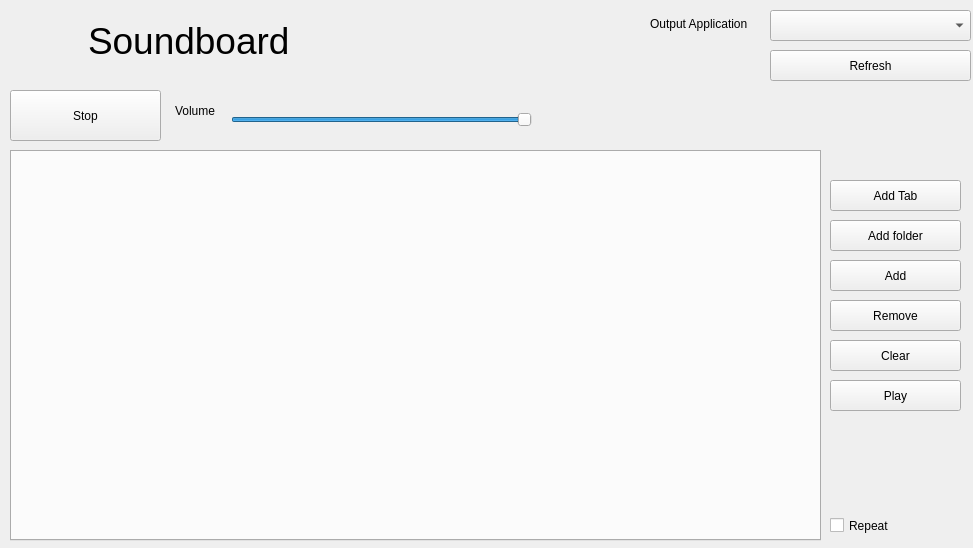
Above: mainwindow.ui from Soundux/Soundux before the change. Below: the same form after it.
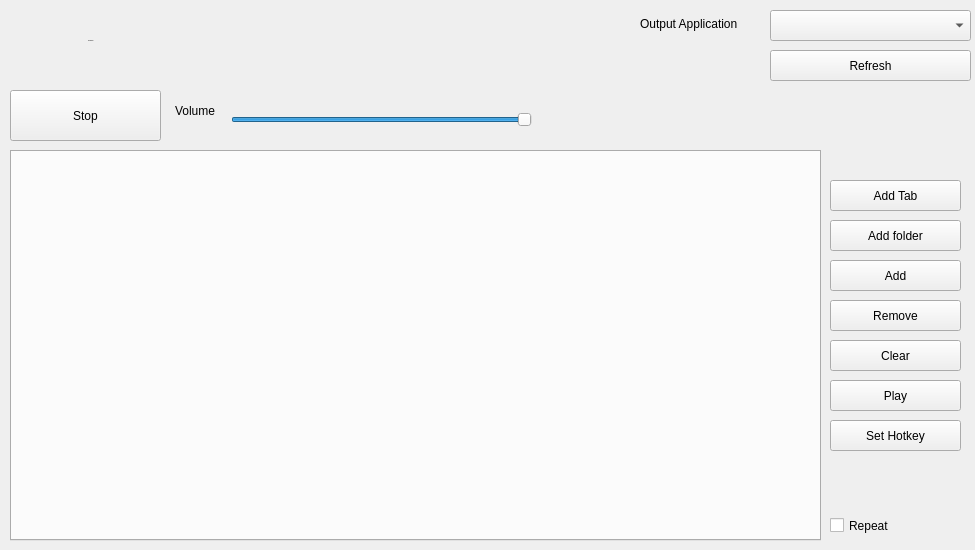
That is the form after the change. Icons and pictures are not drawn.

Commit message: Switched from CMake to QMake Added qpm Only allow single instance Changed config format (breaking change please delete config file) Added global hotkey functionality Updated build instructions

Patch:
```diff
--- a/mainwindow.ui
+++ b/mainwindow.ui
@@ -6,8 +6,8 @@
    <rect>
     <x>0</x>
     <y>0</y>
-    <width>973</width>
-    <height>548</height>
+    <width>975</width>
+    <height>550</height>
    </rect>
   </property>
   <property name="windowTitle">
@@ -32,7 +32,7 @@
     </property>
     <property name="font">
      <font>
-      <pointsize>28</pointsize>
+      <pointsize>-1</pointsize>
      </font>
     </property>
     <property name="text">
@@ -52,7 +52,7 @@
    <widget class="QLabel" name="outputApplicationLabel">
     <property name="geometry">
      <rect>
-      <x>650</x>
+      <x>640</x>
       <y>14</y>
       <width>121</width>
       <height>20</height>
@@ -278,6 +278,23 @@
      <string>Repeat</string>
     </property>
    </widget>
+   <widget class="QPushButton" name="setHotkeyButton">
+    <property name="geometry">
+     <rect>
+      <x>830</x>
+      <y>420</y>
+      <width>131</width>
+      <height>31</height>
+     </rect>
+    </property>
+    <property name="text">
+     <string>Set Hotkey</string>
+    </property>
+    <property name="icon">
+     <iconset theme="applet_lockkeys">
+      <normaloff>.</normaloff>.</iconset>
+    </property>
+   </widget>
   </widget>
   <action name="actionExit">
    <property name="text">
```
The commit also changes 14 other files.
